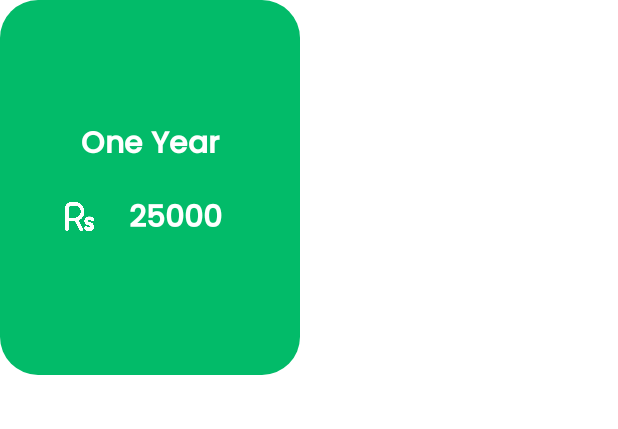
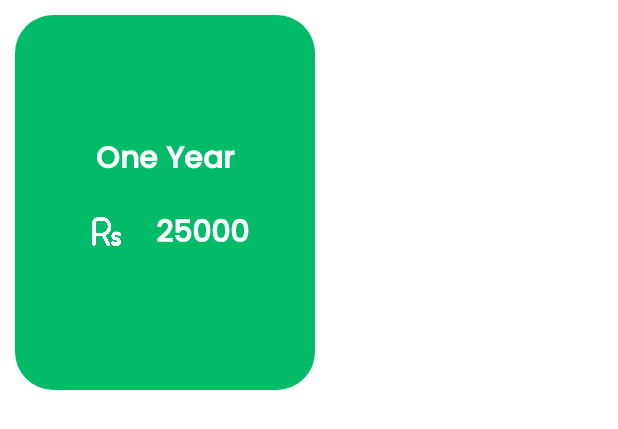
Before and after one commit to shaktisingh204/sabnode-main-repo, an Android app: the layout planslist.xml on its own in the app's theme, with its tools: preview values and no code run, on a phone screen of 412 x 824 dp. Shown: the top 429 px of the screen. Run offline under Robolectric (Android 15) with nearby library versions, the phone set to English and light mode, and no system bars.

Commit message:
Progress 11:06 17-02-2024

```diff
--- a/app/src/main/res/layout/planslist.xml
+++ b/app/src/main/res/layout/planslist.xml
@@ -4,11 +4,12 @@
     android:id="@+id/plans"
     android:layout_width="200dp"
     android:padding="10dp"
+    android:layout_margin="10dp"
     android:background="@drawable/background2"
     android:gravity="center_vertical|center_horizontal"
     android:layout_height="250dp">
     <TextView
-        android:layout_width="match_parent"
+        android:layout_width="200dp"
         android:layout_height="wrap_content"
         android:fontFamily="@font/gpp"
         android:text="One Year"
@@ -18,11 +19,11 @@
         android:textStyle="bold" />
     <LinearLayout
         android:id="@+id/line1"
-        android:layout_width="match_parent"
+        android:layout_width="200dp"
         android:layout_height="50dp"
         android:orientation="horizontal"
         android:padding="10dp"
-        android:gravity="center_vertical"
+        android:gravity="center_vertical|center_horizontal"
         android:layout_marginStart="15dp"
         android:layout_marginEnd="15dp"
         android:layout_marginTop="5dp">
@@ -32,7 +33,7 @@
             android:padding="8dp"
             android:src="@drawable/rupee"/>
         <TextView
-            android:layout_width="match_parent"
+            android:layout_width="wrap_content"
             android:layout_height="wrap_content"
             android:layout_marginStart="15dp"
             android:fontFamily="@font/gpp"
```
Also changed, not shown: app/src/main/java/com/waplia/watool/plans.java (+59 -8 lines), app/src/main/res/layout/activity_plans.xml (+8 -0 lines), app/src/main/res/layout/biolinks.xml (indentation only).
